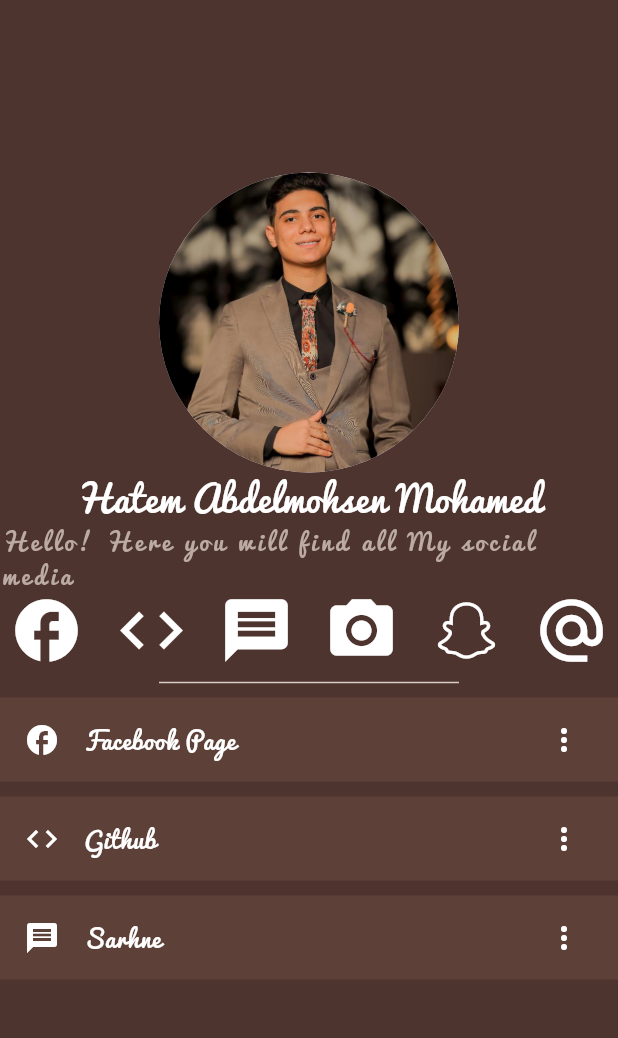
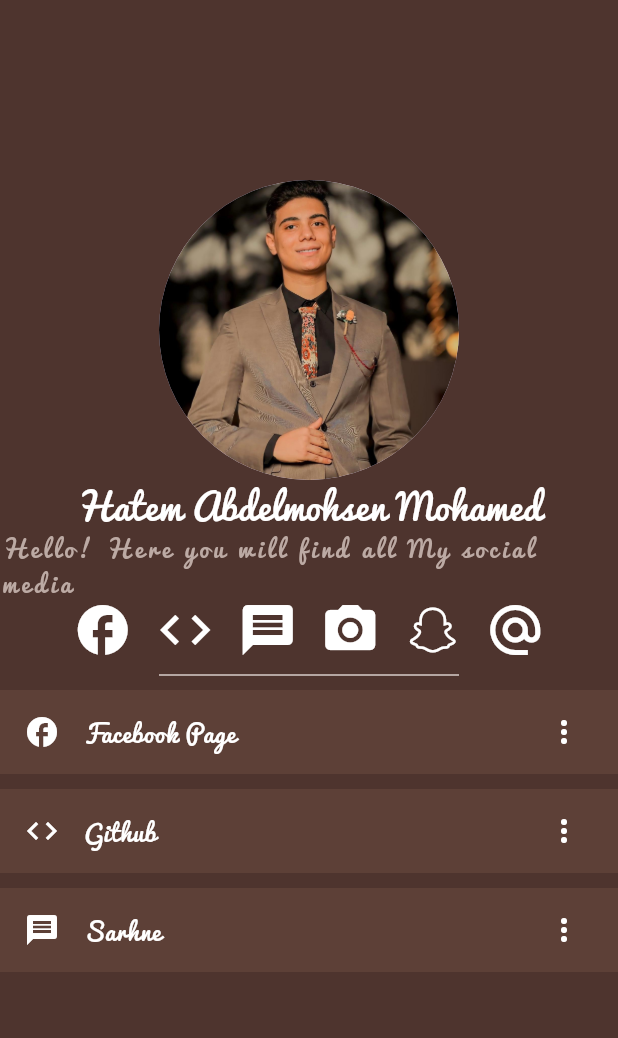
Before and after one commit to Hatem-Mohsen/linktree, a Flutter app: the screen it shows after launch, on a phone screen of 412 x 824 dp, the part 84-1122 px from its top. Run offline on Flutter 3.47's test engine with Material 3 defaults, Android fonts, the phone set to English and light mode, and no system bars.

Commit message:
Updated the index.html file with new content

```diff
--- a/lib/main.dart
+++ b/lib/main.dart
@@ -8,6 +8,7 @@ class MyApp extends StatelessWidget {
   @override
   Widget build(BuildContext context) {
     return MaterialApp(
+      debugShowCheckedModeBanner: false,
       home: Scaffold(
         backgroundColor: Colors.brown[800],
         appBar: AppBar(
@@ -53,17 +54,17 @@ class LinktreePage extends StatelessWidget {
         ),
         Wrap(
           alignment: WrapAlignment.center,
-          spacing: 20.0,
-          runSpacing: 20.0,
+          spacing: 15.0,
+          runSpacing: 5,
           children: [
-            Icon(Icons.facebook, size: 50.0, color: Colors.white),
-            Icon(Icons.code, size: 50.0, color: Colors.white),
-            Icon(Icons.message, size: 50.0, color: Colors.white),
+            Icon(Icons.facebook, size: 40.0, color: Colors.white),
+            Icon(Icons.code, size: 40.0, color: Colors.white),
+            Icon(Icons.message, size: 40.0, color: Colors.white),
             Icon(Icons.camera_alt,
-                size: 50.0, color: Colors.white), // Instagram
-            Icon(Icons.snapchat, size: 50.0, color: Colors.white), // Snapchat
+                size: 40.0, color: Colors.white), // Instagram
+            Icon(Icons.snapchat, size: 40.0, color: Colors.white), // Snapchat
             Icon(Icons.alternate_email,
-                size: 50.0, color: Colors.white), // Twitter
+                size: 40.0, color: Colors.white), // Twitter
           ],
         ),
         SizedBox(
```
